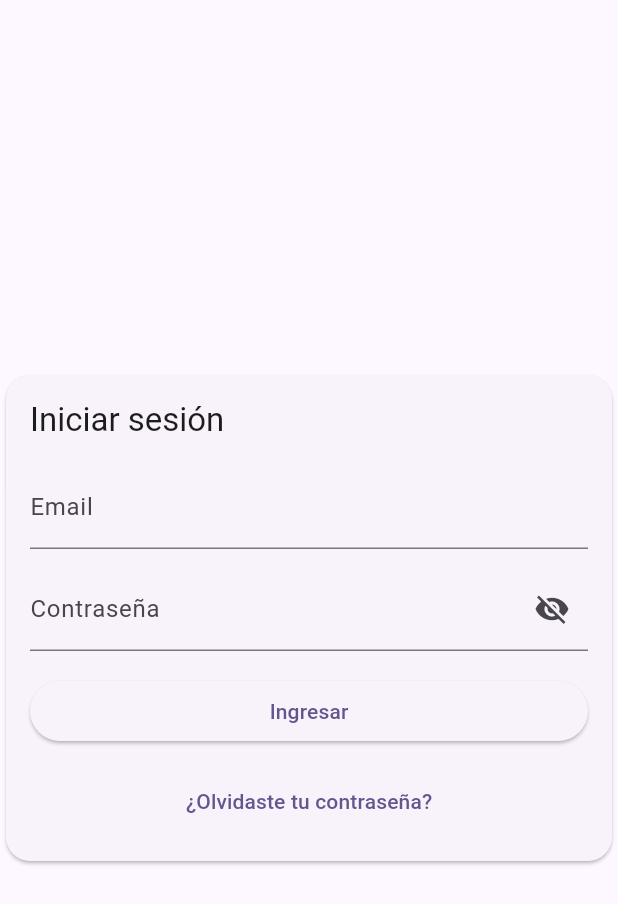
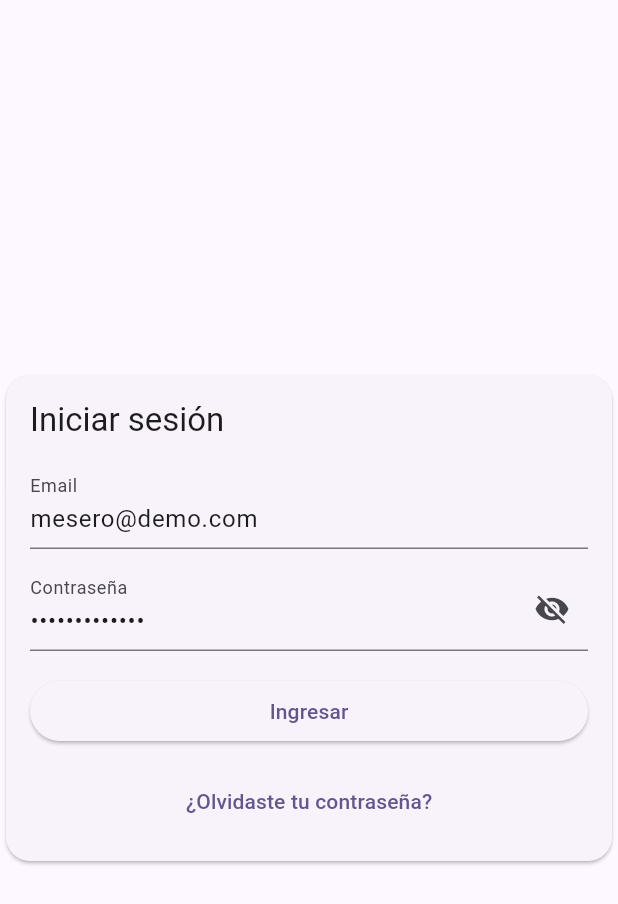
Before and after one commit to danielmmerino/punto_venta_front, a Flutter app: the screen it shows after launch, on a phone screen of 412 x 824 dp. Shown: the top 904 px of the screen. Run offline on Flutter 3.47's test engine with Material 2 defaults, Android fonts, the light colour scheme and no system bars; our stand-ins replace dio, flutter_hooks, flutter_secure_storage, go_router, hooks_riverpod, shared_preferences.

Commit message:
Pre-fill login credentials for demo

```diff
--- a/lib/features/auth/ui/login_page.dart
+++ b/lib/features/auth/ui/login_page.dart
@@ -16,8 +16,10 @@ class LoginPage extends HookConsumerWidget {
     final radius = Theme.of(context).extension<AppRadius>()!;
     final colors = Theme.of(context).extension<AppColors>()!;
     final formKey = useMemoized(() => GlobalKey<FormState>());
-    final emailController = useTextEditingController();
-    final passwordController = useTextEditingController();
+    final emailController =
+        useTextEditingController(text: 'mesero@demo.com');
+    final passwordController =
+        useTextEditingController(text: 'VendePro#2025');
     final obscure = useState(true);
     final state = ref.watch(loginControllerProvider);
 
```
